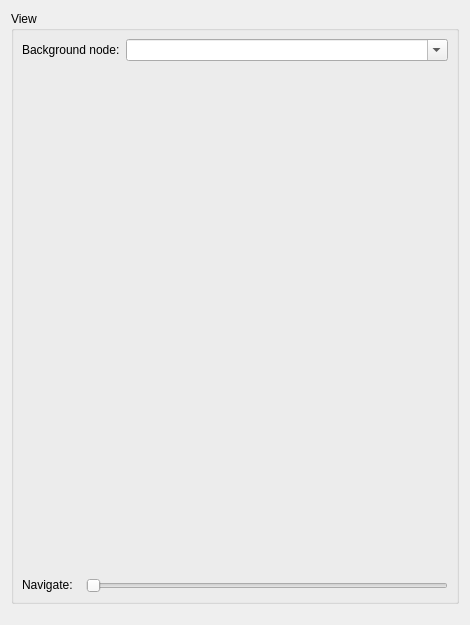
Above: Code/Gui/MITK/Plugins/uk.ac.ucl.cmic.newvisualization/src/internal/NewVisualizationViewControls.ui from NifTK/NifTK before the change. Below: the same form after it.
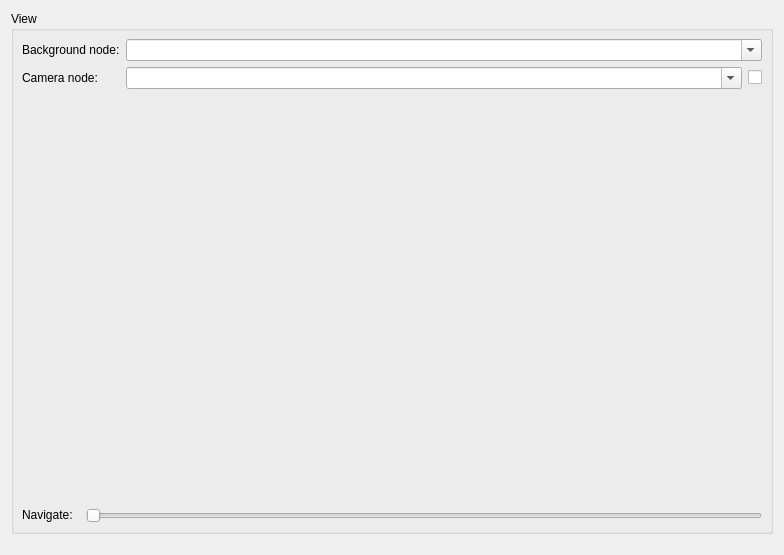
That is the form after the change. Custom widgets are drawn as their Qt base class.

Commit message: Bug #4209: basic gui bits

Patch:
```diff
--- a/Code/Gui/MITK/Plugins/uk.ac.ucl.cmic.newvisualization/src/internal/NewVisualizationViewControls.ui
+++ b/Code/Gui/MITK/Plugins/uk.ac.ucl.cmic.newvisualization/src/internal/NewVisualizationViewControls.ui
@@ -6,8 +6,8 @@
    <rect>
     <x>0</x>
     <y>0</y>
-    <width>470</width>
-    <height>625</height>
+    <width>784</width>
+    <height>555</height>
    </rect>
   </property>
   <property name="minimumSize">
@@ -92,6 +92,9 @@
       </item>
       <item row="0" column="0">
        <layout class="QFormLayout" name="formLayout">
+        <property name="fieldGrowthPolicy">
+         <enum>QFormLayout::AllNonFixedFieldsGrow</enum>
+        </property>
         <item row="0" column="0">
          <widget class="QLabel" name="label_2">
           <property name="text">
@@ -106,6 +109,40 @@
           </property>
          </widget>
         </item>
+        <item row="1" column="0">
+         <widget class="QLabel" name="label_3">
+          <property name="text">
+           <string>Camera node:</string>
+          </property>
+         </widget>
+        </item>
+        <item row="1" column="1">
+         <layout class="QHBoxLayout" name="horizontalLayout">
+          <item>
+           <widget class="QmitkDataStorageComboBox" name="m_CameraNode">
+            <property name="editable">
+             <bool>true</bool>
+            </property>
+           </widget>
+          </item>
+          <item>
+           <widget class="QCheckBox" name="m_CameraNodeEnabled">
+            <property name="sizePolicy">
+             <sizepolicy hsizetype="Maximum" vsizetype="Fixed">
+              <horstretch>0</horstretch>
+              <verstretch>0</verstretch>
+             </sizepolicy>
+            </property>
+            <property name="toolTip">
+             <string>Enable</string>
+            </property>
+            <property name="text">
+             <string/>
+            </property>
+           </widget>
+          </item>
+         </layout>
+        </item>
        </layout>
       </item>
      </layout>
```
The commit also changes 2 other files.
